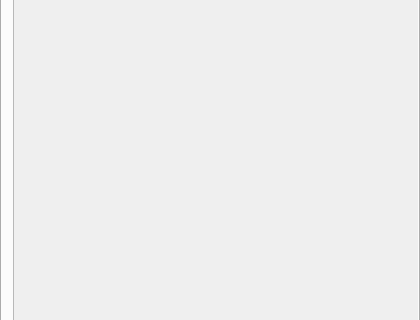
Before: the Qt Designer form SmartTimer/mainwindow.ui in secondYearProjects/SmartTimer, drawn with Qt 5; both pictures show x 0 to 420 and y 480 to 800 of the 420 by 800 pixel window.
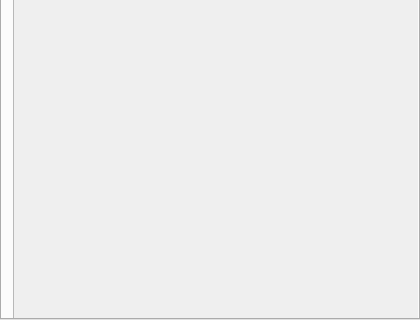
After: the same form once the commit is applied. The open tabs and pages were chosen to show the change. Icons and pictures are not drawn.

```diff
--- a/SmartTimer/mainwindow.ui
+++ b/SmartTimer/mainwindow.ui
@@ -10,6 +10,12 @@
     <height>800</height>
    </rect>
   </property>
+  <property name="sizePolicy">
+   <sizepolicy hsizetype="Preferred" vsizetype="Preferred">
+    <horstretch>0</horstretch>
+    <verstretch>0</verstretch>
+   </sizepolicy>
+  </property>
   <property name="minimumSize">
    <size>
     <width>420</width>
@@ -19,7 +25,7 @@
   <property name="maximumSize">
    <size>
     <width>420</width>
-    <height>800</height>
+    <height>801</height>
    </size>
   </property>
   <property name="windowTitle">
@@ -42,19 +48,19 @@
    <property name="sizePolicy">
     <sizepolicy hsizetype="Expanding" vsizetype="Expanding">
      <horstretch>0</horstretch>
-     <verstretch>1</verstretch>
+     <verstretch>0</verstretch>
     </sizepolicy>
    </property>
    <property name="minimumSize">
     <size>
      <width>420</width>
-     <height>900</height>
+     <height>800</height>
     </size>
    </property>
    <property name="maximumSize">
     <size>
      <width>420</width>
-     <height>1400</height>
+     <height>800</height>
     </size>
    </property>
    <property name="sizeIncrement">
@@ -218,10 +224,16 @@
      <widget class="QTabWidget" name="SmartTimerTabs">
       <property name="minimumSize">
        <size>
-        <width>0</width>
+        <width>420</width>
         <height>0</height>
        </size>
       </property>
+      <property name="maximumSize">
+       <size>
+        <width>420</width>
+        <height>16777215</height>
+       </size>
+      </property>
       <property name="styleSheet">
        <string notr="true"/>
       </property>
```
Left out of the diff: 4 changed lines with no effect on the pictures.
